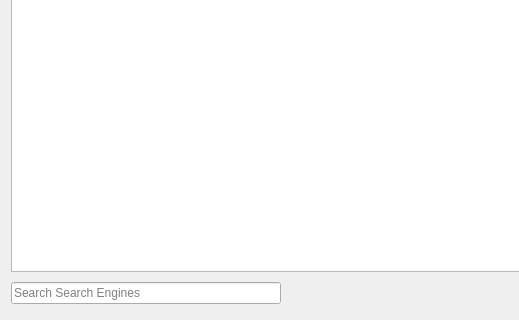
This is 2.x/UI/dooble_search_engines_popup.ui in textbrowser/dooble as Qt 5 draws it before an edit; both pictures show x 0 to 519 and y 280 to 600 of the 600 by 600 pixel window. The edited form follows.
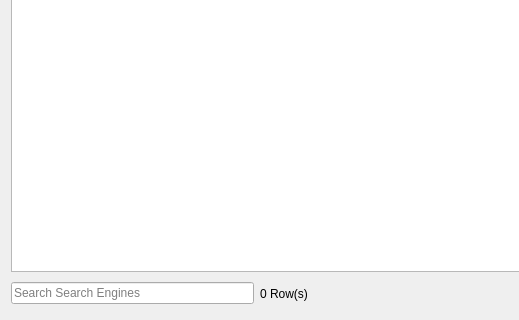
This is the edited form. Icons and pictures are not drawn. Custom widgets are drawn as their Qt base class.

Commit message: Cute labels.

```diff
--- a/2.x/UI/dooble_search_engines_popup.ui
+++ b/2.x/UI/dooble_search_engines_popup.ui
@@ -147,6 +147,13 @@
        </property>
       </widget>
      </item>
+     <item>
+      <widget class="QLabel" name="entries">
+       <property name="text">
+        <string>0 Row(s)</string>
+       </property>
+      </widget>
+     </item>
      <item>
       <spacer name="horizontalSpacer_2">
        <property name="orientation">
```
The commit also changes 1 other file.
